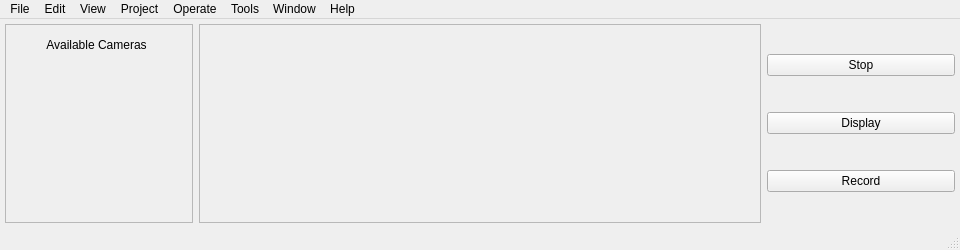
Old version of the form UI/mainWindow.ui in the repository nathanielnyema/rataGUI.
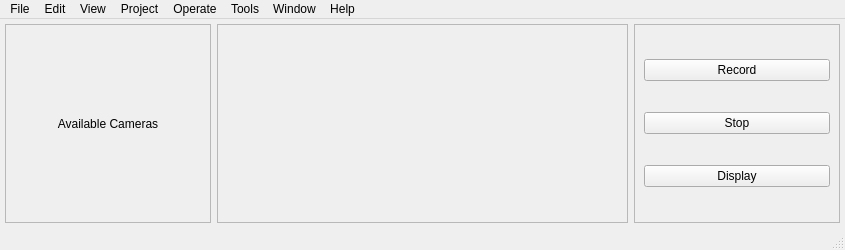
New version of the form.

Commit message: edit device list ui

What changed in the file:
```diff
--- a/UI/mainWindow.ui
+++ b/UI/mainWindow.ui
@@ -6,7 +6,7 @@
    <rect>
     <x>0</x>
     <y>0</y>
-    <width>960</width>
+    <width>845</width>
     <height>250</height>
    </rect>
   </property>
@@ -28,7 +28,7 @@
      <number>5</number>
     </property>
     <item row="0" column="0">
-     <layout class="QHBoxLayout" name="horizontalLayout" stretch="1,3,1">
+     <layout class="QHBoxLayout" name="horizontalLayout" stretch="1,2,1">
       <property name="leftMargin">
        <number>0</number>
       </property>
@@ -45,19 +45,13 @@
           <rect>
            <x>0</x>
            <y>0</y>
-           <width>184</width>
+           <width>200</width>
            <height>191</height>
           </rect>
          </property>
-         <widget class="QLabel" name="label">
-          <property name="geometry">
-           <rect>
-            <x>0</x>
-            <y>10</y>
-            <width>181</width>
-            <height>20</height>
-           </rect>
-          </property>
+         <layout class="QVBoxLayout" name="verticalLayout_4">
+          <item>
+           <widget class="QLabel" name="cameraListLabel">
           <property name="text">
            <string>Available Cameras</string>
           </property>
@@ -65,6 +59,8 @@
            <set>Qt::AlignCenter</set>
           </property>
          </widget>
+          </item>
+         </layout>
         </widget>
        </widget>
       </item>
@@ -78,7 +74,7 @@
           <rect>
            <x>0</x>
            <y>0</y>
-           <width>554</width>
+           <width>401</width>
            <height>191</height>
           </rect>
          </property>
@@ -86,13 +82,21 @@
        </widget>
       </item>
       <item>
-       <layout class="QVBoxLayout" name="verticalLayout" stretch="0,0,0">
-        <property name="sizeConstraint">
-         <enum>QLayout::SetDefaultConstraint</enum>
+       <widget class="QFrame" name="frame">
+        <property name="frameShape">
+         <enum>QFrame::StyledPanel</enum>
         </property>
-        <property name="bottomMargin">
-         <number>0</number>
+        <property name="frameShadow">
+         <enum>QFrame::Raised</enum>
         </property>
+        <layout class="QVBoxLayout" name="verticalLayout">
+         <item>
+          <widget class="QPushButton" name="recordButton">
+           <property name="text">
+            <string>Record</string>
+           </property>
+          </widget>
+         </item>
         <item>
          <widget class="QPushButton" name="stopButton">
           <property name="enabled">
@@ -134,14 +138,8 @@
           </property>
          </widget>
         </item>
-        <item>
-         <widget class="QPushButton" name="recordButton">
-          <property name="text">
-           <string>Record</string>
-          </property>
-         </widget>
-        </item>
-       </layout>
+        </layout>
+       </widget>
       </item>
      </layout>
     </item>
@@ -152,7 +150,7 @@
     <rect>
      <x>0</x>
      <y>0</y>
-     <width>960</width>
+     <width>845</width>
      <height>24</height>
     </rect>
    </property>
```
Left out of the diff: 8 changed lines with no effect on the pictures. Lines whose indentation alone changed are shown as unchanged. The commit also changes 1 other file.
